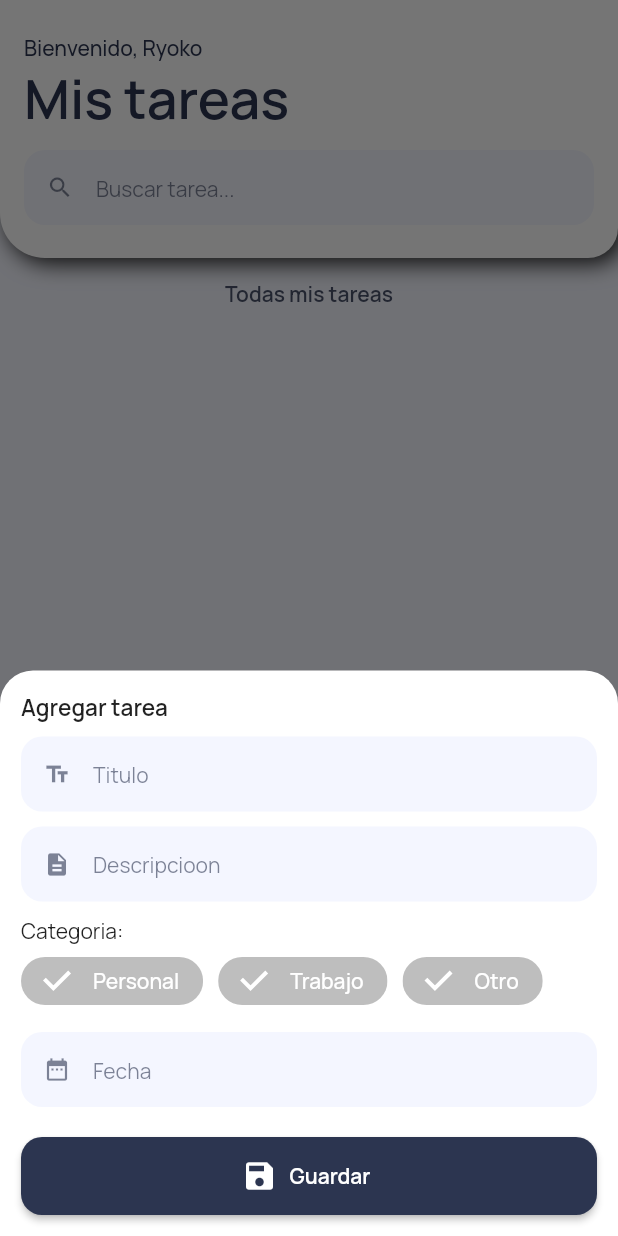
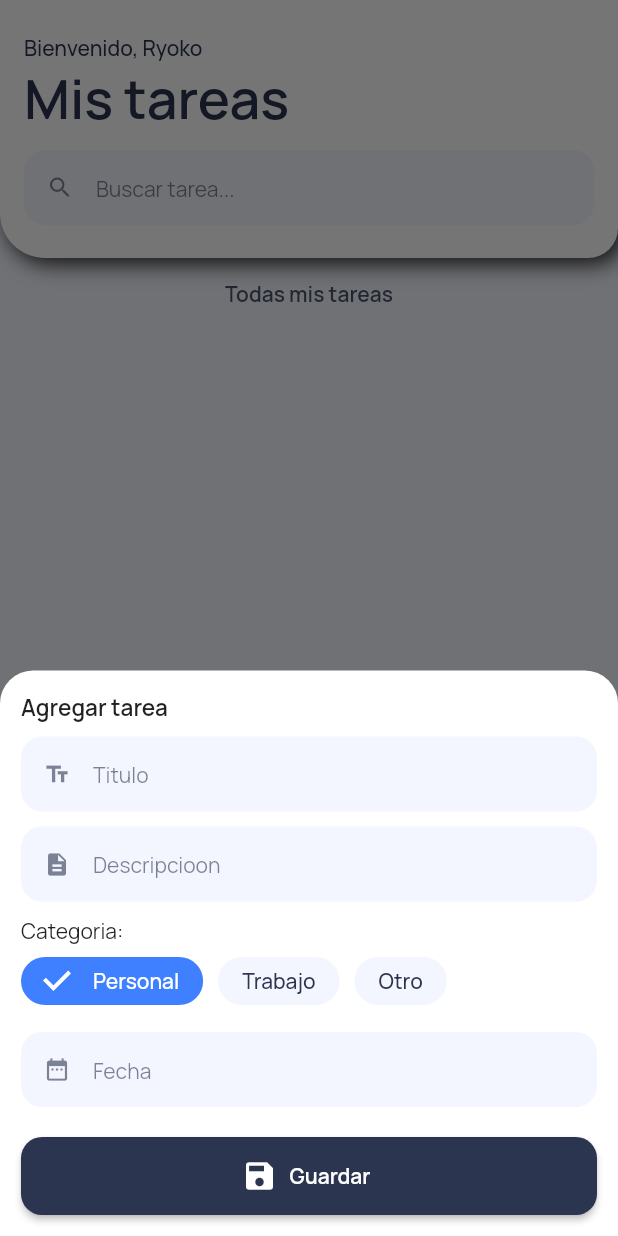
Before and after one commit to rexnike/firebase-tasks, a Flutter app: the screen it shows after launch, after a tap on "Nueva tarea", on a phone screen of 412 x 824 dp. Run offline on Flutter 3.47's test engine with Material 2 defaults, Android fonts, the phone set to English and light mode, and no system bars; our stand-ins replace cloud_firestore, firebase_core, google_fonts; accounts and stored records are empty.

Commit message:
catorceavo commit

```diff
--- a/lib/pages/home_page.dart
+++ b/lib/pages/home_page.dart
@@ -9,15 +9,21 @@ import 'package:tasks/ui/widgets/textfield_normal_widget.dart';
 
 class HomePage extends StatelessWidget {
 
+  final TextEditingController _searchController = TextEditingController();
+
   CollectionReference tasksReference =
   FirebaseFirestore.instance.collection('tasks');
 
   showTaskForm(BuildContext context){
     showModalBottomSheet(
     context: context,
+    isScrollControlled: true,
     backgroundColor: Colors.transparent,
     builder: (BuildContext context){
-      return TaskFormWidget();
+      return Padding(
+        padding: MediaQuery.of(context).viewInsets,
+        child: TaskFormWidget(),
+      );
 
       },
     );
@@ -90,6 +96,7 @@ class HomePage extends StatelessWidget {
                     divider10(),
 
                     TextFieldNormalWidget(
+                      controller: _searchController,
                       icon: Icons.search,
                       hintText: "Buscar tarea...",
                     ),
--- a/lib/ui/widgets/buttoon_normal_widget.dart
+++ b/lib/ui/widgets/buttoon_normal_widget.dart
@@ -3,7 +3,10 @@ import 'package:flutter/material.dart';
 import 'package:tasks/ui/general/colors.dart';
 
 class ButtonNormalWidget extends StatelessWidget {
-  const ButtonNormalWidget({super.key});
+
+  Function onPressed;
+
+  ButtonNormalWidget({required this.onPressed});
 
   @override
   Widget build(BuildContext context) {
@@ -11,13 +14,17 @@ class ButtonNormalWidget extends StatelessWidget {
                   height: 52.0,
                   width: double.infinity,
                   child: ElevatedButton.icon(
-                    onPressed: () {},
+                    onPressed: () {
+                      onPressed();
+                    },
+
                     style: ElevatedButton.styleFrom(
                       primary: kBrandPrimaryColor,
                       shape: RoundedRectangleBorder(
                         borderRadius: BorderRadius.circular(14.0),
                       ),
                     ),
+
                     icon: Icon(Icons.save),
                     label: Text(
                       "Guardar",
--- a/lib/ui/widgets/task_form_widget.dart
+++ b/lib/ui/widgets/task_form_widget.dart
@@ -14,11 +14,19 @@ class TaskFormWidget extends StatefulWidget {
 
   class _TaskFormWidgetState extends State<TaskFormWidget>{
 
+    final formkey = GlobalKey<FormState>();
+
+    final TextEditingController _titleController = TextEditingController();
+    final TextEditingController _descriptionController = TextEditingController();
+    final TextEditingController _dateController = TextEditingController();
+
+    String categorySelect = "Personal";
+
     showSelectDate() async {
       DateTime? dateTime = await showDatePicker(
         context: context,
         initialDate: DateTime.now(),
-        firstDate: DateTime.(2022),
+        firstDate: DateTime(2022),
         lastDate: DateTime(2030),
         cancelText: "Cancelar",
         confirmText: "Aceptar",
@@ -40,26 +48,34 @@ class TaskFormWidget extends StatefulWidget {
             ),
             child: widget!,
             );
+          },
+        );
+
+        if(DateTime != null){
+          _dateController.text = dateTime.toString().substring(0, 10);
+          setState(() {});
         }
-        );
+
     }
 
   @override
   Widget build(BuildContext context) {
     return Container(
-        padding: EdgeInsets.all(14.0),
-        decoration: BoxDecoration(
+        padding: const EdgeInsets.all(14.0),
+        decoration: const BoxDecoration(
           color: Colors.white,
           borderRadius: BorderRadius.only(
             topLeft: Radius.circular(22.0),
             topRight: Radius.circular(22.0),
             ),
         ),
+        child: Form(
+          key: formkey,
           child: Column(
             crossAxisAlignment: CrossAxisAlignment.start,
             mainAxisSize: MainAxisSize.min,
               children: [
-              Text(
+                const Text(
                   "Agregar tarea",
                   style: TextStyle(
                     fontWeight: FontWeight.w600,
@@ -70,55 +86,68 @@ class TaskFormWidget extends StatefulWidget {
                   TextFieldNormalWidget(
                     hintText: "Titulo",
                     icon: Icons.text_fields,
+                    controller: _titleController,
                   ),
                   divider10(),
                   TextFieldNormalWidget(
                     hintText: "Descripcioon",
                     icon: Icons.description,
+                    controller: _descriptionController,
                   ),
 
                   divider10(),
-                Text("Categoria: "),
+                  const Text("Categoria: "),
                   Wrap(
                     crossAxisAlignment: WrapCrossAlignment.start,
                     runAlignment: WrapAlignment.start,
                     spacing: 10.0,
                     children: [
                     FilterChip(
-                  selected: true,
+                    selected: categorySelect == "Personal",
                     backgroundColor: kBrandSecondColor,
                     padding: const EdgeInsets.symmetric(horizontal: 8.0),
-                  selectedColor: categoryColor["Persnal"],
+                    selectedColor: categoryColor[categorySelect],
                     checkmarkColor: Colors.white,
                     labelStyle: TextStyle(
-                    color: Colors.white,
+                      color: categorySelect == "Personal"? Colors.white : kBrandPrimaryColor,
                     ),
                     label: Text("Personal"),
-                  onSelected: (bool value){},
+                    onSelected: (bool value){
+                      categorySelect = "Personal";
+                      setState(() {});
+                    },
                      ),
+
                     FilterChip(
-                  selected: true,
+                    selected: categorySelect == "Trabajo",
                     backgroundColor: kBrandSecondColor,
                     padding: const EdgeInsets.symmetric(horizontal: 8.0),
                     selectedColor: categoryColor["Trabajo"],
                     checkmarkColor: Colors.white,
                     labelStyle: TextStyle(
-                    color: Colors.white,
+                      color: categorySelect == "Trabajo"? Colors.white : kBrandPrimaryColor,
                     ),
                     label: Text("Trabajo"),
-                  onSelected: (bool value){},
+                    onSelected: (bool value){
+                      categorySelect = "Trabajo";
+                      setState(() {});
+                    },
                      ),
+
                     FilterChip(
-                  selected: true,
+                    selected: categorySelect == "Otro",
                     backgroundColor: kBrandSecondColor,
                     padding: const EdgeInsets.symmetric(horizontal: 8.0),
                     selectedColor: categoryColor["Otro"],
                     checkmarkColor: Colors.white,
                     labelStyle: TextStyle(
-                    color: Colors.white,
+                      color: categorySelect == "Otro"? Colors.white : kBrandPrimaryColor,
                     ),
                     label: Text("Otro"),
-                  onSelected: (bool value){},
+                    onSelected: (bool value){
+                      categorySelect = "Otro";
+                      setState(() {});
+                    },
                      ),
 
                     ],
@@ -128,12 +157,20 @@ class TaskFormWidget extends StatefulWidget {
                     hintText: "Fecha",
                     icon: Icons.date_range,
                     onTap: (){
+                      showSelectDate();
+                      },
+                    controller: _dateController,
+                    ),
+                    divider20(),
+                  ButtonNormalWidget(
+                    onPressed: (){
+                      if(formkey.currentState!.validate()){
 
+                      };
                     },
                   ),
-                  divider20(),
-                ButtonNormalWidget(),
               ],
+            ),
         ),
         );
   }
--- a/lib/ui/widgets/textfield_normal_widget.dart
+++ b/lib/ui/widgets/textfield_normal_widget.dart
@@ -7,16 +7,19 @@ class TextFieldNormalWidget extends StatelessWidget {
   String hintText;
   IconData icon;
   Function? onTap;
+  TextEditingController controller;
 
   TextFieldNormalWidget({
     required this.hintText,
     required this.icon,
     this.onTap,
+    required this.controller,
     });
 
   @override
   Widget build(BuildContext context) {
-    return TextField(
+    return TextFormField(
+                    controller: controller,
                     onTap: onTap != null ? (){onTap!();} : null,
                       readOnly: onTap !=null ? true : false,
                       decoration: InputDecoration(
@@ -41,7 +44,21 @@ class TextFieldNormalWidget extends StatelessWidget {
                           borderRadius: BorderRadius.circular(14.0),
                           borderSide: BorderSide.none,
                         ),
+                        errorBorder: OutlineInputBorder(
+                          borderRadius: BorderRadius.circular(14.0),
+                          borderSide: BorderSide.none,
+                        ),
+                        focusedErrorBorder: OutlineInputBorder(
+                          borderRadius: BorderRadius.circular(14.0),
+                          borderSide: BorderSide.none,
+                        ),
                       ),
+                        validator: (String? value){
+                          if(value != null && value.isEmpty){
+                            return "Campo Obligatorio";
+                          }
+                          return null;
+                        },
                     );
   }
 }
```
Lines whose indentation alone changed are shown as unchanged.
